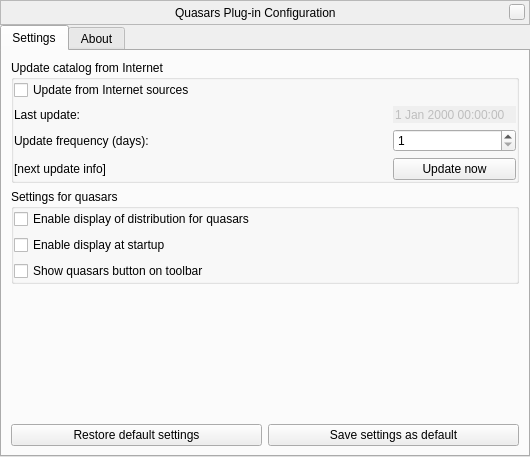
Qt form plugins/Quasars/src/gui/quasarsDialog.ui (519984307/stellarium_src) before a commit.
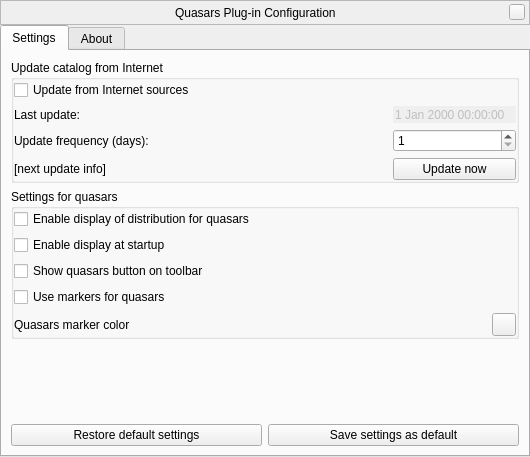
The same form after that commit. Custom widgets are drawn as their Qt base class.

Commit message: Added few small improvements for Quasars plugin and added tooltips for color buttons in Pulsars plugin

```diff
--- a/plugins/Quasars/src/gui/quasarsDialog.ui
+++ b/plugins/Quasars/src/gui/quasarsDialog.ui
@@ -295,6 +295,31 @@
             </property>
            </widget>
           </item>
+          <item>
+           <widget class="QCheckBox" name="displayUseQuasarMarkersButton">
+            <property name="text">
+             <string>Use markers for quasars</string>
+            </property>
+           </widget>
+          </item>
+          <item>
+           <layout class="QHBoxLayout" name="horizontalLayout">
+            <item>
+             <widget class="QLabel" name="label">
+              <property name="text">
+               <string>Quasars marker color</string>
+              </property>
+             </widget>
+            </item>
+            <item>
+             <widget class="QToolButton" name="quasarMarkerColor">
+              <property name="toolTip">
+               <string>Color of markers for quasars</string>
+              </property>
+             </widget>
+            </item>
+           </layout>
+          </item>
          </layout>
         </widget>
        </item>
```
The commit also changes 8 other files.
